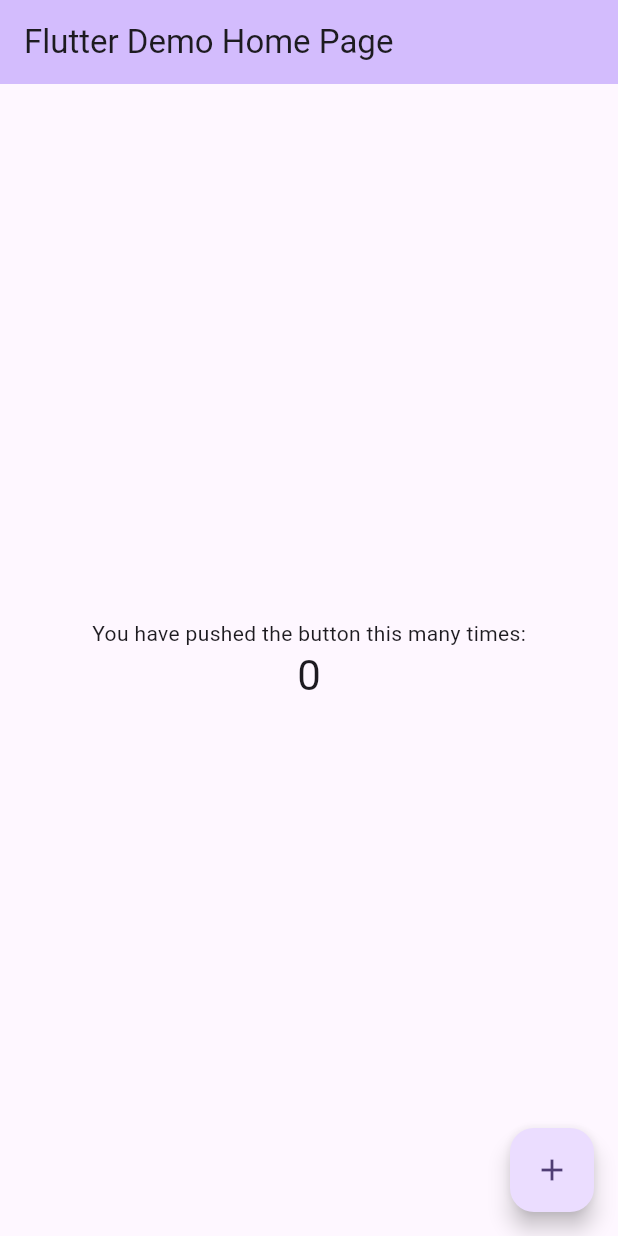
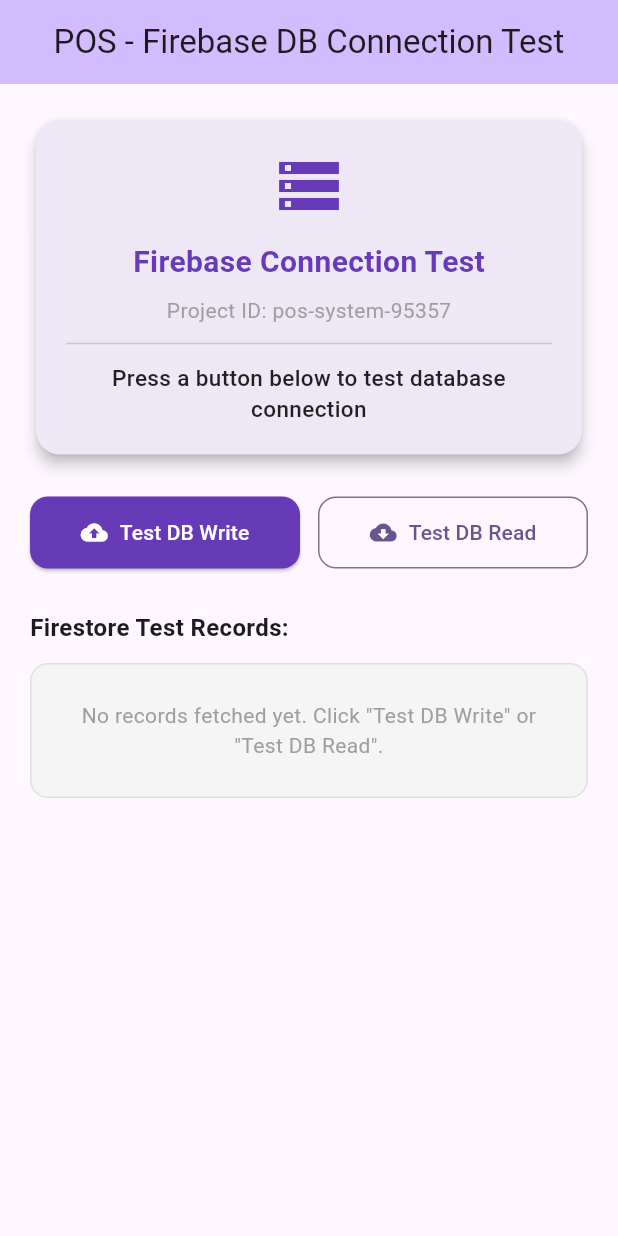
Before and after one commit to Ameenyasircm/pos_mobile, a Flutter app: the screen it shows after launch, on a phone screen of 412 x 824 dp. Run offline on Flutter 3.47's test engine with Material 3 defaults, Android fonts, the light colour scheme and no system bars; our stand-ins replace cloud_firestore, firebase_core; accounts and stored records are empty.

Commit message:
first commit

```diff
--- a/lib/main.dart
+++ b/lib/main.dart
@@ -1,51 +1,39 @@
+import 'package:cloud_firestore/cloud_firestore.dart';
+import 'package:firebase_core/firebase_core.dart';
 import 'package:flutter/material.dart';
 
-void main() {
+import 'firebase_options.dart';
+
+void main() async {
+  WidgetsFlutterBinding.ensureInitialized();
+  await Firebase.initializeApp(
+    options: DefaultFirebaseOptions.currentPlatform,
+  );
   runApp(const MyApp());
 }
 
 class MyApp extends StatelessWidget {
   const MyApp({super.key});
 
-  // This widget is the root of your application.
   @override
   Widget build(BuildContext context) {
     return MaterialApp(
-      title: 'Flutter Demo',
+      title: 'POS System - DB Test',
+      debugShowCheckedModeBanner: false,
       theme: ThemeData(
-        // This is the theme of your application.
-        //
-        // TRY THIS: Try running your application with "flutter run". You'll see
-        // the application has a purple toolbar. Then, without quitting the app,
-        // try changing the seedColor in the colorScheme below to Colors.green
-        // and then invoke "hot reload" (save your changes or press the "hot
-        // reload" button in a Flutter-supported IDE, or press "r" if you used
-        // the command line to start the app).
-        //
-        // Notice that the counter didn't reset back to zero; the application
-        // state is not lost during the reload. To reset the state, use hot
-        // restart instead.
-        //
-        // This works for code too, not just values: Most code changes can be
-        // tested with just a hot reload.
-        colorScheme: .fromSeed(seedColor: Colors.deepPurple),
+        colorScheme: ColorScheme.fromSeed(
+          seedColor: Colors.deepPurple,
+          brightness: Brightness.light,
+        ),
+        useMaterial3: true,
       ),
-      home: const MyHomePage(title: 'Flutter Demo Home Page'),
+      home: const MyHomePage(title: 'POS - Firebase DB Connection Test'),
     );
   }
 }
 
 class MyHomePage extends StatefulWidget {
   const MyHomePage({super.key, required this.title});
-
-  // This widget is the home page of your application. It is stateful, meaning
-  // that it has a State object (defined below) that contains fields that affect
-  // how it looks.
-
-  // This class is the configuration for the state. It holds the values (in this
-  // case the title) provided by the parent (in this case the App widget) and
-  // used by the build method of the State. Fields in a Widget subclass are
-  // always marked "final".
 
   final String title;
 
@@ -54,68 +42,233 @@
 }
 
 class _MyHomePageState extends State<MyHomePage> {
-  int _counter = 0;
+  String _dbStatusMessage = 'Press a button below to test database connection';
+  bool _isLoading = false;
+  List<Map<String, dynamic>> _testRecords = [];
 
-  void _incrementCounter() {
+  // Function to test writing data to Firestore
+  Future<void> _testWriteToDb() async {
     setState(() {
-      // This call to setState tells the Flutter framework that something has
-      // changed in this State, which causes it to rerun the build method below
-      // so that the display can reflect the updated values. If we changed
-      // _counter without calling setState(), then the build method would not be
-      // called again, and so nothing would appear to happen.
-      _counter++;
+      _isLoading = true;
+      _dbStatusMessage = 'Connecting & writing to Firestore...';
     });
+
+    try {
+      final docRef = await FirebaseFirestore.instance
+          .collection('test_connection')
+          .add({
+        'message': 'Database connection test successful!',
+        'timestamp': FieldValue.serverTimestamp(),
+        'device': 'POS Mobile App',
+      });
+
+      setState(() {
+        _isLoading = false;
+        _dbStatusMessage =
+            '✅ Success! Created document ID: ${docRef.id} in collection "test_connection"';
+      });
+
+      // Refresh list after write
+      _testReadFromDb();
+    } catch (e) {
+      setState(() {
+        _isLoading = false;
+        _dbStatusMessage = '❌ Error writing to DB: $e';
+      });
+    }
+  }
+
+  // Function to test reading data from Firestore
+  Future<void> _testReadFromDb() async {
+    setState(() {
+      _isLoading = true;
+    });
+
+    try {
+      final snapshot = await FirebaseFirestore.instance
+          .collection('test_connection')
+          .limit(10)
+          .get();
+
+      final records = snapshot.docs.map((doc) {
+        final data = doc.data();
+        data['id'] = doc.id;
+        return data;
+      }).toList();
+
+      setState(() {
+        _isLoading = false;
+        _testRecords = records;
+        if (_dbStatusMessage.startsWith('Press') ||
+            _dbStatusMessage.startsWith('Connecting')) {
+          _dbStatusMessage =
+              '✅ Successfully fetched ${records.length} document(s) from Firestore!';
+        }
+      });
+    } catch (e) {
+      setState(() {
+        _isLoading = false;
+        _dbStatusMessage = '❌ Error reading from DB: $e';
+      });
+    }
   }
 
   @override
   Widget build(BuildContext context) {
-    // This method is rerun every time setState is called, for instance as done
-    // by the _incrementCounter method above.
-    //
-    // The Flutter framework has been optimized to make rerunning build methods
-    // fast, so that you can just rebuild anything that needs updating rather
-    // than having to individually change instances of widgets.
     return Scaffold(
       appBar: AppBar(
-        // TRY THIS: Try changing the color here to a specific color (to
-        // Colors.amber, perhaps?) and trigger a hot reload to see the AppBar
-        // change color while the other colors stay the same.
+        title: Text(widget.title),
         backgroundColor: Theme.of(context).colorScheme.inversePrimary,
-        // Here we take the value from the MyHomePage object that was created by
-        // the App.build method, and use it to set our appbar title.
-        title: Text(widget.title),
+        centerTitle: true,
       ),
-      body: Center(
-        // Center is a layout widget. It takes a single child and positions it
-        // in the middle of the parent.
+      body: SingleChildScrollView(
+        padding: const EdgeInsets.all(20.0),
         child: Column(
-          // Column is also a layout widget. It takes a list of children and
-          // arranges them vertically. By default, it sizes itself to fit its
-          // children horizontally, and tries to be as tall as its parent.
-          //
-          // Column has various properties to control how it sizes itself and
-          // how it positions its children. Here we use mainAxisAlignment to
-          // center the children vertically; the main axis here is the vertical
-          // axis because Columns are vertical (the cross axis would be
-          // horizontal).
-          //
-          // TRY THIS: Invoke "debug painting" (choose the "Toggle Debug Paint"
-          // action in the IDE, or press "p" in the console), to see the
-          // wireframe for each widget.
-          mainAxisAlignment: .center,
+          crossAxisAlignment: CrossAxisAlignment.stretch,
           children: [
-            const Text('You have pushed the button this many times:'),
-            Text(
-              '$_counter',
-              style: Theme.of(context).textTheme.headlineMedium,
+            // Database status header card
+            Card(
+              elevation: 4,
+              shape: RoundedRectangleBorder(
+                borderRadius: BorderRadius.circular(16),
+              ),
+              color: Colors.deepPurple.shade50,
+              child: Padding(
+                padding: const EdgeInsets.all(20.0),
+                child: Column(
+                  children: [
+                    const Icon(
+                      Icons.storage,
+                      size: 48,
+                      color: Colors.deepPurple,
+                    ),
+                    const SizedBox(height: 12),
+                    const Text(
+                      'Firebase Connection Test',
+                      style: TextStyle(
+                        fontSize: 20,
+                        fontWeight: FontWeight.bold,
+                        color: Colors.deepPurple,
+                      ),
+                    ),
+                    const SizedBox(height: 8),
+                    const Text(
+                      'Project ID: pos-system-95357',
+                      style: TextStyle(
+                        fontSize: 14,
+                        color: Colors.grey,
+                      ),
+                    ),
+                    const Divider(height: 24),
+                    if (_isLoading)
+                      const CircularProgressIndicator()
+                    else
+                      Text(
+                        _dbStatusMessage,
+                        textAlign: TextAlign.center,
+                        style: TextStyle(
+                          fontSize: 15,
+                          fontWeight: FontWeight.w500,
+                          color: _dbStatusMessage.startsWith('❌')
+                              ? Colors.red
+                              : _dbStatusMessage.startsWith('✅')
+                                  ? Colors.green.shade800
+                                  : Colors.black87,
+                        ),
+                      ),
+                  ],
+                ),
+              ),
             ),
+            const SizedBox(height: 24),
+
+            // Action Buttons
+            Row(
+              children: [
+                Expanded(
+                  child: ElevatedButton.icon(
+                    onPressed: _isLoading ? null : _testWriteToDb,
+                    icon: const Icon(Icons.cloud_upload),
+                    label: const Text('Test DB Write'),
+                    style: ElevatedButton.styleFrom(
+                      padding: const EdgeInsets.symmetric(vertical: 14),
+                      backgroundColor: Colors.deepPurple,
+                      foregroundColor: Colors.white,
+                      shape: RoundedRectangleBorder(
+                        borderRadius: BorderRadius.circular(12),
+                      ),
+                    ),
+                  ),
+                ),
+                const SizedBox(width: 12),
+                Expanded(
+                  child: OutlinedButton.icon(
+                    onPressed: _isLoading ? null : _testReadFromDb,
+                    icon: const Icon(Icons.cloud_download),
+                    label: const Text('Test DB Read'),
+                    style: OutlinedButton.styleFrom(
+                      padding: const EdgeInsets.symmetric(vertical: 14),
+                      shape: RoundedRectangleBorder(
+                        borderRadius: BorderRadius.circular(12),
+                      ),
+                    ),
+                  ),
+                ),
+              ],
+            ),
+
+            const SizedBox(height: 28),
+
+            // Records List
+            const Text(
+              'Firestore Test Records:',
+              style: TextStyle(
+                fontSize: 16,
+                fontWeight: FontWeight.bold,
+              ),
+            ),
+            const SizedBox(height: 12),
+
+            if (_testRecords.isEmpty)
+              Container(
+                padding: const EdgeInsets.all(24),
+                decoration: BoxDecoration(
+                  color: Colors.grey.shade100,
+                  borderRadius: BorderRadius.circular(12),
+                  border: Border.all(color: Colors.grey.shade300),
+                ),
+                child: const Center(
+                  child: Text(
+                    'No records fetched yet. Click "Test DB Write" or "Test DB Read".',
+                    textAlign: TextAlign.center,
+                    style: TextStyle(color: Colors.grey),
+                  ),
+                ),
+              )
+            else
+              ListView.builder(
+                shrinkWrap: true,
+                physics: const NeverScrollableScrollPhysics(),
+                itemCount: _testRecords.length,
+                itemBuilder: (context, index) {
+                  final record = _testRecords[index];
+                  return Card(
+                    margin: const EdgeInsets.only(bottom: 8),
+                    child: ListTile(
+                      leading: const CircleAvatar(
+                        child: Icon(Icons.description, size: 20),
+                      ),
+                      title: Text(record['message'] ?? 'No message'),
+                      subtitle: Text(
+                        'Doc ID: ${record['id']}\nDevice: ${record['device'] ?? 'N/A'}',
+                        style: const TextStyle(fontSize: 12),
+                      ),
+                    ),
+                  );
+                },
+              ),
           ],
         ),
-      ),
-      floatingActionButton: FloatingActionButton(
-        onPressed: _incrementCounter,
-        tooltip: 'Increment',
-        child: const Icon(Icons.add),
       ),
     );
   }
--- a/pubspec.yaml
+++ b/pubspec.yaml
@@ -19,7 +19,7 @@
 version: 1.0.0+1
 
 environment:
-  sdk: ^3.12.2
+  sdk: ^3.9.0
 
 # Dependencies specify other packages that your package needs in order to work.
 # To automatically upgrade your package dependencies to the latest versions
@@ -34,6 +34,8 @@
   # The following adds the Cupertino Icons font to your application.
   # Use with the CupertinoIcons class for iOS style icons.
   cupertino_icons: ^1.0.8
+  firebase_core: ^4.15.0
+  cloud_firestore: ^6.10.0
 
 dev_dependencies:
   flutter_test:
```
Also changed, not shown: lib/firebase_options.dart (added), pubspec.lock, 6 other files.
